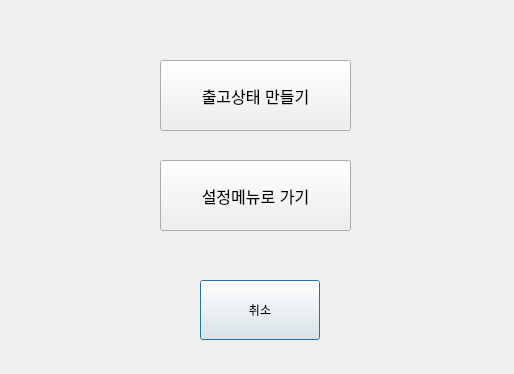
First picture: the form in usbmenudialog.ui, repository topgun630831/new_tmsview_git, before the edit.
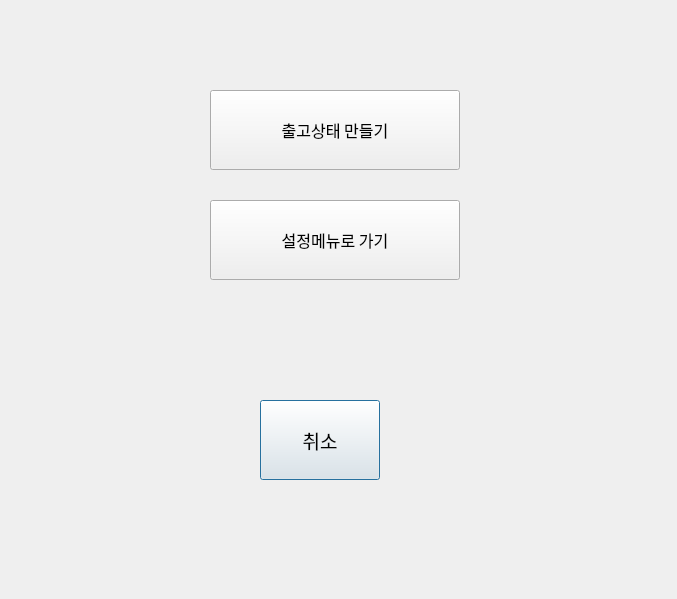
Second picture: the form after the edit.

Diff of the .ui file:
```diff
--- a/usbmenudialog.ui
+++ b/usbmenudialog.ui
@@ -6,20 +6,26 @@
    <rect>
     <x>0</x>
     <y>0</y>
-    <width>514</width>
-    <height>374</height>
+    <width>677</width>
+    <height>599</height>
    </rect>
   </property>
+  <property name="font">
+   <font>
+    <family>나눔고딕코딩</family>
+    <pointsize>14</pointsize>
+   </font>
+  </property>
   <property name="windowTitle">
    <string>Dialog</string>
   </property>
   <widget class="QPushButton" name="cancel">
    <property name="geometry">
     <rect>
-     <x>200</x>
-     <y>280</y>
+     <x>260</x>
+     <y>400</y>
      <width>120</width>
-     <height>60</height>
+     <height>80</height>
     </rect>
    </property>
    <property name="text">
@@ -29,10 +35,10 @@
   <widget class="QPushButton" name="Unstoring">
    <property name="geometry">
     <rect>
-     <x>160</x>
-     <y>60</y>
-     <width>191</width>
-     <height>71</height>
+     <x>210</x>
+     <y>90</y>
+     <width>250</width>
+     <height>80</height>
     </rect>
    </property>
    <property name="font">
@@ -50,10 +56,10 @@
   <widget class="QPushButton" name="Setup">
    <property name="geometry">
     <rect>
-     <x>160</x>
-     <y>160</y>
-     <width>191</width>
-     <height>71</height>
+     <x>210</x>
+     <y>200</y>
+     <width>250</width>
+     <height>80</height>
     </rect>
    </property>
    <property name="font">
```
